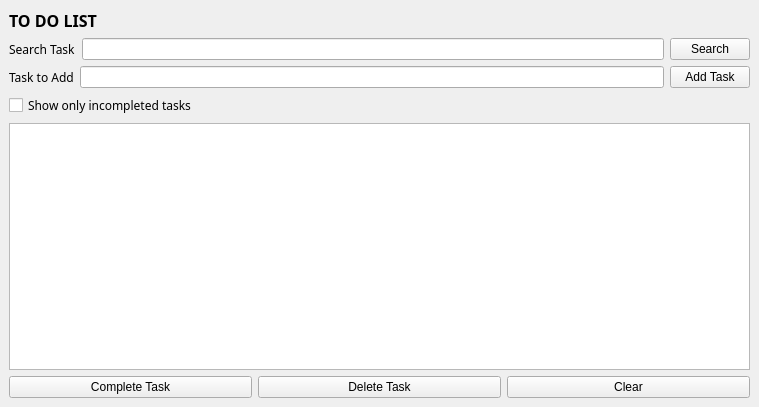
Qt form app_TODO/mainwindow.ui (sana-ahmer/to-do-list-app) before a commit.
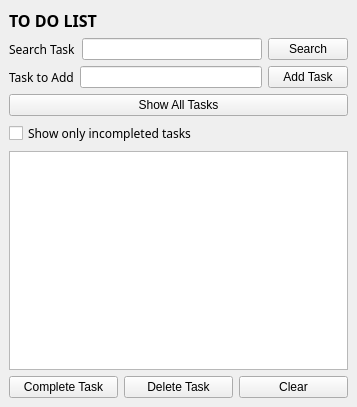
The same form after that commit.

Commit message: Show all tasks feature added to QtApp

```diff
--- a/app_TODO/mainwindow.ui
+++ b/app_TODO/mainwindow.ui
@@ -6,7 +6,7 @@
    <rect>
     <x>0</x>
     <y>0</y>
-    <width>759</width>
+    <width>357</width>
     <height>407</height>
    </rect>
   </property>
@@ -84,6 +84,13 @@
       </item>
      </layout>
     </item>
+    <item>
+     <widget class="QPushButton" name="pushButton">
+      <property name="text">
+       <string>Show All Tasks</string>
+      </property>
+     </widget>
+    </item>
     <item>
      <widget class="QCheckBox" name="hidecompletedcheck">
       <property name="font">
```
The commit also changes 15 other files.
